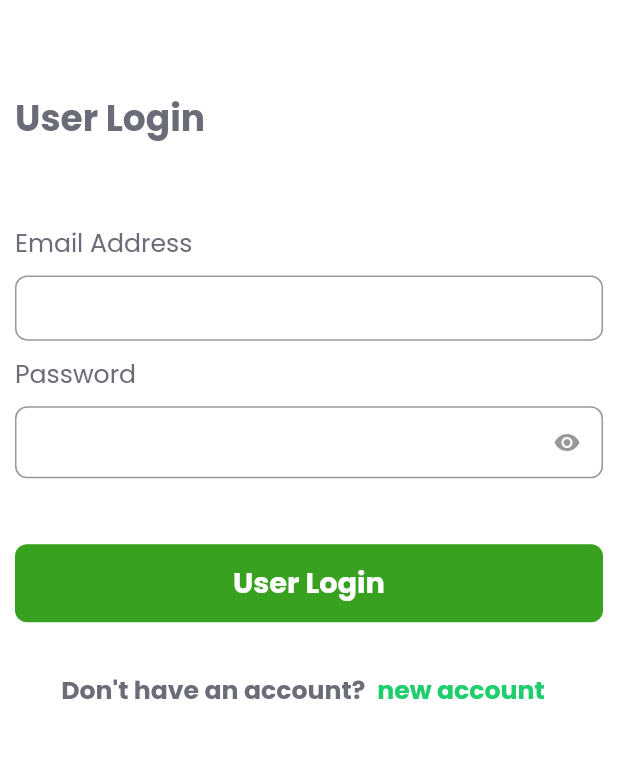
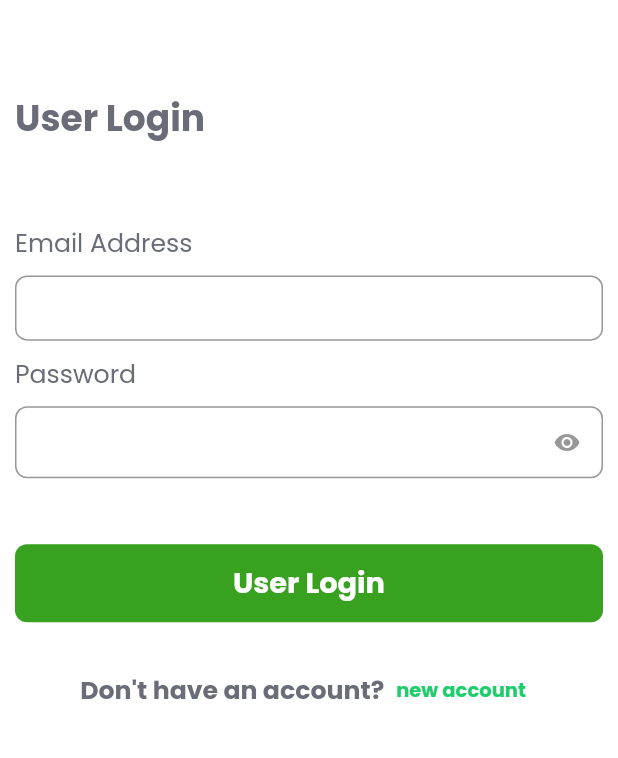
Before and after one commit to Mohammedomargallya39/green_house, a Flutter app: the screen it shows after launch, on a phone screen of 412 x 824 dp, the part 324-1082 px from its top. Run offline on Flutter 3.47's test engine with Material 2 defaults, Android fonts, the phone set to English and light mode, and no system bars; our stand-ins replace bloc, dartz, dio, equatable, flutter_bloc, flutter_svg and 4 more; accounts and stored records are empty.

Commit message:
fix space

```diff
--- a/lib/core/util/widgets/my_rich_text.dart
+++ b/lib/core/util/widgets/my_rich_text.dart
@@ -1,6 +1,8 @@
 import 'package:flutter/cupertino.dart';
 import 'package:flutter/material.dart';
+import 'package:hexcolor/hexcolor.dart';
 
+import '../constants.dart';
 import 'my_text_button.dart';
 
 class MyRichText extends StatelessWidget {
@@ -27,6 +29,11 @@ class MyRichText extends StatelessWidget {
                 MyTextButton(
                   title: textButton,
                   onTap: onTap,
+                  style: Theme.of(context).textTheme.subtitle1!.copyWith(
+                    color: HexColor(mainColor),
+                    fontWeight: FontWeight.w700,
+                    fontSize: 13,
+                  ),
                 ),
               ],
             )
--- a/lib/core/util/widgets/my_text_button.dart
+++ b/lib/core/util/widgets/my_text_button.dart
@@ -6,11 +6,13 @@ import '../constants.dart';
 class MyTextButton extends StatelessWidget {
   final String title;
   final Function() onTap;
+  final TextStyle style;
 
   const MyTextButton({
     Key? key,
     required this.title,
     required this.onTap,
+    required this.style
   }) : super(key: key);
 
   @override
@@ -19,10 +21,7 @@ class MyTextButton extends StatelessWidget {
       onPressed: onTap,
       child: Text(
         title,
-        style: Theme.of(context).textTheme.subtitle1!.copyWith(
-              color: HexColor(mainColor),
-              fontWeight: FontWeight.w700,
-            ),
+        style: style
       ),
     );
   }
```
